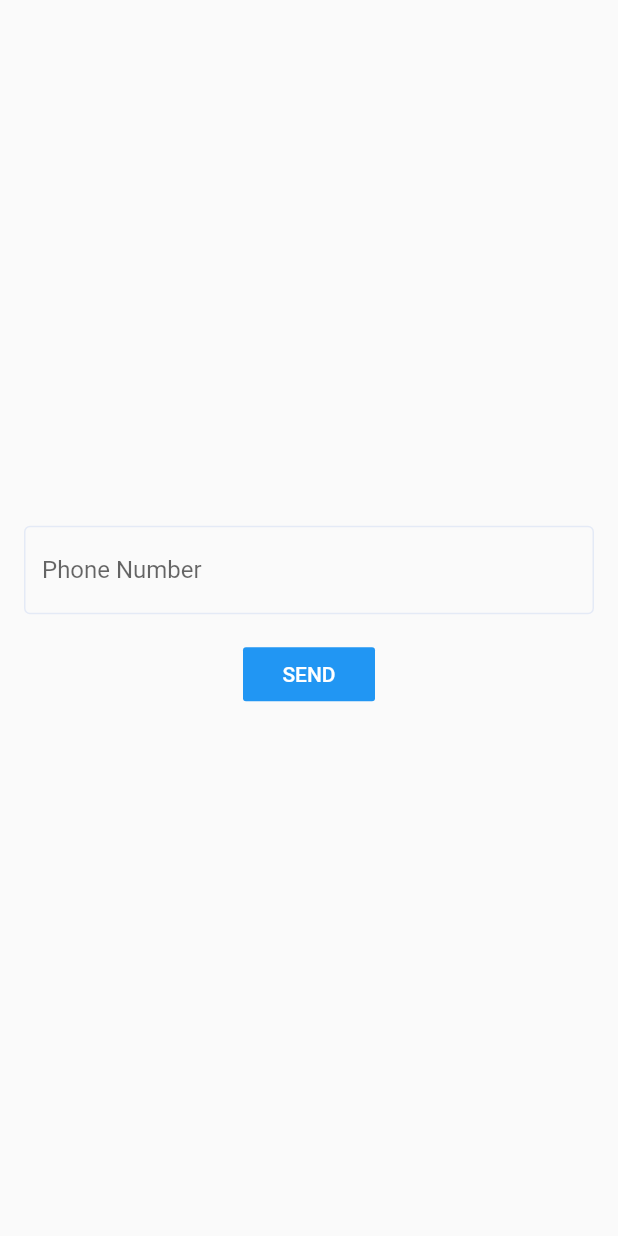
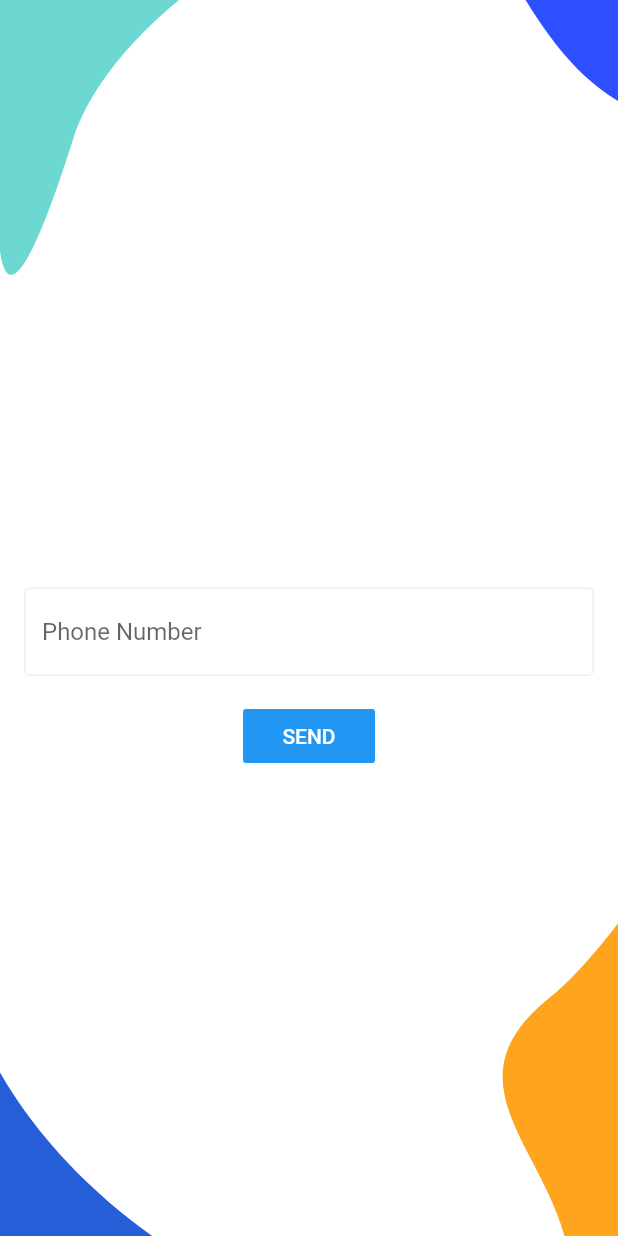
Before and after one commit to yash412/health_monitoring_system, a Flutter app: the screen it shows after launch, after a tap on "Sign In", on a phone screen of 412 x 824 dp. Run offline on Flutter 3.47's test engine with Material 2 defaults, Android fonts, the phone set to English and light mode, and no system bars; our stand-ins replace cloud_firestore, firebase_auth, firebase_core, firebase_storage, flutter_svg, form_field_validator and 1 more; accounts and stored records are empty; network calls fail.

Commit message:
fix error

```diff
--- a/lib/screens/login/login_screen.dart
+++ b/lib/screens/login/login_screen.dart
@@ -1,5 +1,7 @@
 import 'package:firebase_auth/firebase_auth.dart';
 import "package:flutter/material.dart";
+import 'package:flutter_svg/svg.dart';
+import '../../constants.dart';
 import 'home_screen.dart';
 
 enum MobileVerificationState {
@@ -8,6 +10,8 @@ enum MobileVerificationState {
 }
 
 class LoginScreen extends StatefulWidget {
+  const LoginScreen({Key? key}) : super(key: key);
+
   @override
   _LoginScreenState createState() => _LoginScreenState();
 }
@@ -19,7 +23,7 @@ class _LoginScreenState extends State<LoginScreen> {
   final phoneController = TextEditingController();
   final otpController = TextEditingController();
 
-  FirebaseAuth _auth = FirebaseAuth.instance;
+  final FirebaseAuth _auth = FirebaseAuth.instance;
 
   late String verificationId;
 
@@ -39,10 +43,10 @@ class _LoginScreenState extends State<LoginScreen> {
         showLoading = false;
       });
 
-      if(authCredential?.user != null){
-        Navigator.push(context, MaterialPageRoute(builder: (context)=> HomeScreen()));
+      if (authCredential.user != null) {
+        Navigator.push(
+            context, MaterialPageRoute(builder: (context) => HomeScreen()));
       }
-
     } on FirebaseAuthException catch (e) {
       setState(() {
         showLoading = false;
@@ -63,7 +67,7 @@ class _LoginScreenState extends State<LoginScreen> {
             hintText: "Phone Number",
           ),
         ),
-        SizedBox(
+        const SizedBox(
           height: 16,
         ),
         FlatButton(
@@ -73,7 +77,7 @@ class _LoginScreenState extends State<LoginScreen> {
             });
 
             await _auth.verifyPhoneNumber(
-              phoneNumber: phoneController.text,
+              phoneNumber: '+91' + phoneController.text,
               verificationCompleted: (phoneAuthCredential) async {
                 setState(() {
                   showLoading = false;
@@ -84,8 +88,8 @@ class _LoginScreenState extends State<LoginScreen> {
                 setState(() {
                   showLoading = false;
                 });
-                _scaffoldKey.currentState?.showSnackBar(
-                    SnackBar(content: Text(verificationFailed.message as String)));
+                _scaffoldKey.currentState?.showSnackBar(SnackBar(
+                    content: Text(verificationFailed.message as String)));
               },
               codeSent: (verificationId, resendingToken) async {
                 setState(() {
@@ -97,11 +101,11 @@ class _LoginScreenState extends State<LoginScreen> {
               codeAutoRetrievalTimeout: (verificationId) async {},
             );
           },
-          child: Text("SEND"),
+          child: const Text("SEND"),
           color: Colors.blue,
           textColor: Colors.white,
         ),
-        Spacer(),
+        const Spacer(),
       ],
     );
   }
@@ -109,29 +113,30 @@ class _LoginScreenState extends State<LoginScreen> {
   getOtpFormWidget(context) {
     return Column(
       children: [
-        Spacer(),
+        const Spacer(),
         TextField(
           controller: otpController,
-          decoration: InputDecoration(
+          decoration: const InputDecoration(
             hintText: "Enter OTP",
           ),
         ),
-        SizedBox(
+        const SizedBox(
           height: 16,
         ),
         FlatButton(
           onPressed: () async {
             PhoneAuthCredential phoneAuthCredential =
                 PhoneAuthProvider.credential(
-                verificationId: verificationId, smsCode: otpController.text);
+                    verificationId: verificationId,
+                    smsCode: otpController.text);
 
             signInWithPhoneAuthCredential(phoneAuthCredential);
           },
-          child: Text("VERIFY"),
+          child: const Text("VERIFY"),
           color: Colors.blue,
           textColor: Colors.white,
         ),
-        Spacer(),
+        const Spacer(),
       ],
     );
   }
@@ -142,15 +147,29 @@ class _LoginScreenState extends State<LoginScreen> {
   Widget build(BuildContext context) {
     return Scaffold(
         key: _scaffoldKey,
-        body: Container(
+        body: Stack(fit: StackFit.expand, children: [
+          SvgPicture.asset(
+            "assets/icons/Sign_Up_bg.svg",
+            fit: BoxFit.cover,
+            height: MediaQuery.of(context).size.height,
+            // Now it takes 100% of our height
+          ),
+          Padding(
+            padding:
+            EdgeInsets.only(top: MediaQuery.of(context).size.height * 0.1),
+            child:  Container(
+
                   child: showLoading
-              ? Center(
+                      ? const Center(
                           child: CircularProgressIndicator(),
                         )
                       : currentState == MobileVerificationState.SHOW_MOBILE_FORM_STATE
                           ? getMobileFormWidget(context)
                           : getOtpFormWidget(context),
                   padding: const EdgeInsets.all(16),
-        ));
+                ),
+              ),
+           ] ),
+          );
   }
 }
```
Also changed, not shown: lib/screens/addPatientDetails.dart (+13 -11 lines), lib/screens/auth/sign_in_screen.dart (+6 -1 lines), 1 other file. Lines whose indentation alone changed are shown as unchanged.
